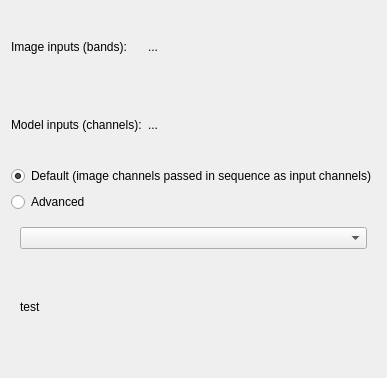
Above: plugin/deep_segmentation_framework/widgets/input_channels_mapping/input_channels_mapping_widget.ui from PUTvision/qgis-plugin-deepness before the change. Below: the same form after it.
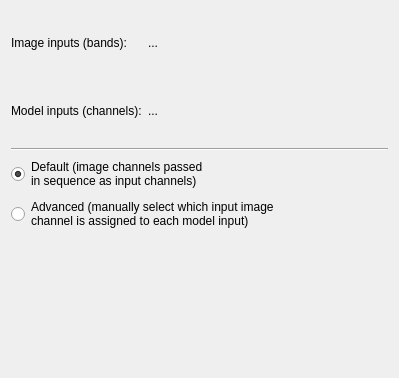
That is the form after the change. Custom widgets are drawn as their Qt base class.

Commit message: Input channels to model channels mapping UI

```diff
--- a/plugin/deep_segmentation_framework/widgets/input_channels_mapping/input_channels_mapping_widget.ui
+++ b/plugin/deep_segmentation_framework/widgets/input_channels_mapping/input_channels_mapping_widget.ui
@@ -6,7 +6,7 @@
    <rect>
     <x>0</x>
     <y>0</y>
-    <width>381</width>
+    <width>399</width>
     <height>378</height>
    </rect>
   </property>
@@ -46,10 +46,18 @@
      </item>
     </layout>
    </item>
+   <item>
+    <widget class="Line" name="line">
+     <property name="orientation">
+      <enum>Qt::Horizontal</enum>
+     </property>
+    </widget>
+   </item>
    <item>
     <widget class="QRadioButton" name="radioButton_defaultMapping">
      <property name="text">
-      <string>Default (image channels passed in sequence as input channels)</string>
+      <string>Default (image channels passed 
+in sequence as input channels)</string>
      </property>
      <property name="checked">
       <bool>true</bool>
@@ -59,35 +67,34 @@
    <item>
     <widget class="QRadioButton" name="radioButton_advancedMapping">
      <property name="text">
-      <string>Advanced</string>
+      <string>Advanced (manually select which input image 
+channel is assigned to each model input)</string>
      </property>
     </widget>
    </item>
    <item>
     <widget class="QWidget" name="widget_mapping" native="true">
      <layout class="QGridLayout" name="gridLayout_3">
-      <item row="1" column="0">
-       <widget class="QLabel" name="label">
-        <property name="text">
-         <string>test</string>
-        </property>
-       </widget>
-      </item>
+      <property name="leftMargin">
+       <number>0</number>
+      </property>
+      <property name="topMargin">
+       <number>0</number>
+      </property>
+      <property name="rightMargin">
+       <number>0</number>
+      </property>
+      <property name="bottomMargin">
+       <number>0</number>
+      </property>
       <item row="0" column="0">
-       <widget class="QgsRasterBandComboBox" name="mRasterBandComboBox"/>
+       <layout class="QGridLayout" name="gridLayout_mapping"/>
       </item>
      </layout>
     </widget>
    </item>
   </layout>
  </widget>
- <customwidgets>
-  <customwidget>
-   <class>QgsRasterBandComboBox</class>
-   <extends>QComboBox</extends>
-   <header>qgsrasterbandcombobox.h</header>
-  </customwidget>
- </customwidgets>
  <resources/>
  <connections/>
 </ui>
```
The commit also changes 4 other files.
